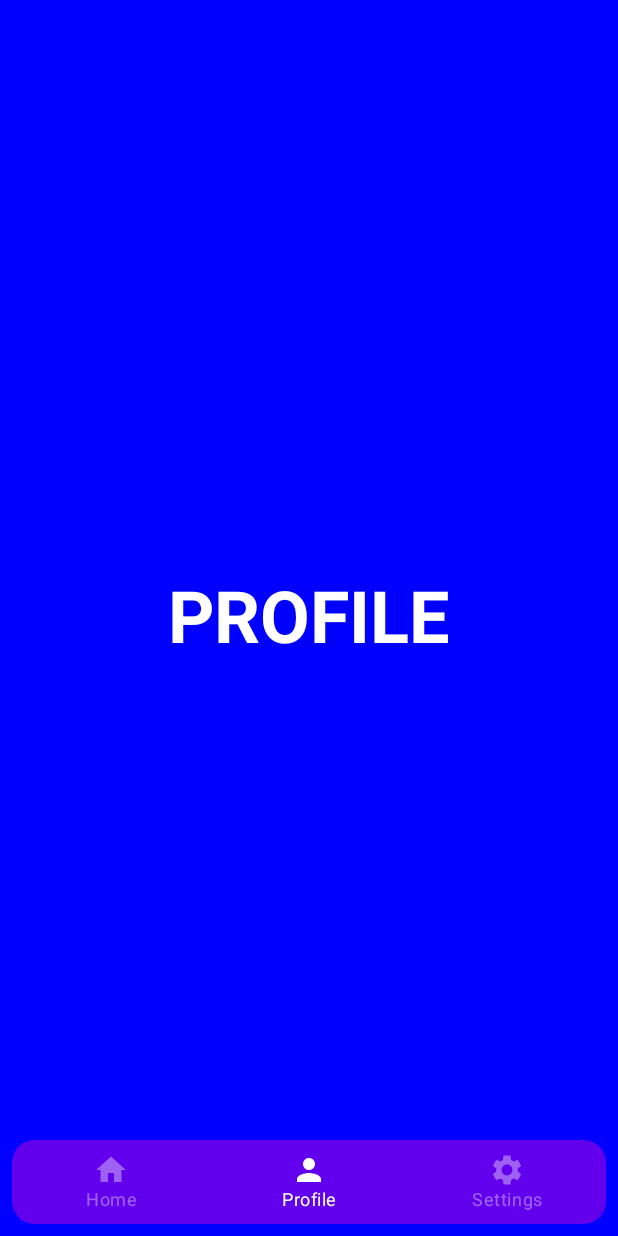
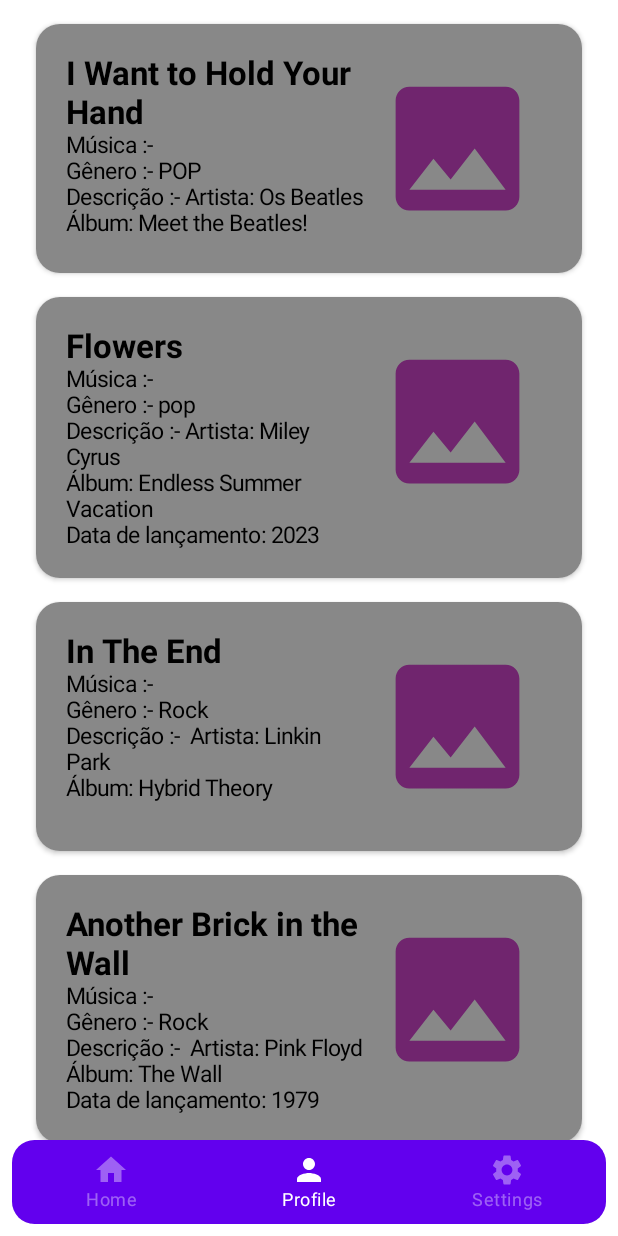
Before and after one commit to luararamos/SoundSavvyApp, an Android app built with Jetpack Compose: the screen it shows after launch (MainActivity), item 2 of the bottom bar chosen, on a phone screen of 412 x 824 dp. Run offline under Robolectric (Android 15) with nearby library versions, the phone set to English and light mode, and no system bars; our stand-ins replace accompanist; 1 statement that could not run was skipped.

Commit message:
Creating layout

```diff
--- a/app/build.gradle
+++ b/app/build.gradle
@@ -70,4 +70,6 @@ dependencies {
     implementation("androidx.navigation:navigation-compose:2.8.0-alpha01")
     implementation "androidx.constraintlayout:constraintlayout-compose:1.0.1"
     implementation ("com.google.accompanist:accompanist-pager:0.12.0")
+    implementation("io.coil-kt:coil-compose:2.4.0")
+    implementation 'com.android.volley:volley:1.2.1'
 }
--- a/app/src/main/java/com/example/soundsavvyapp/screns/Banner.kt
+++ b/app/src/main/java/com/example/soundsavvyapp/screns/Banner.kt
@@ -1,8 +1,5 @@
-@file:Suppress("IMPLICIT_CAST_TO_ANY")
-
 package com.example.soundsavvyapp.screns
 
-import android.graphics.Color
 import androidx.compose.animation.core.animateDpAsState
 import androidx.compose.foundation.Image
 import androidx.compose.foundation.background
@@ -64,7 +61,7 @@ fun Banner(modifier: Modifier = Modifier) {
     }
 
     Column(
-        modifier.fillMaxSize(),
+        modifier,
         horizontalAlignment = Alignment.CenterHorizontally
     ) {
         Box(modifier = modifier.wrapContentSize()) {
@@ -155,8 +152,8 @@ fun PageIndicator(pageCount: Int, currentPage: Int, modifier: Modifier) {
         verticalAlignment = Alignment.CenterVertically,
         modifier = modifier
     ) {
-        repeat(pageCount){
-            IndicatorDots(isSelected = it == currentPage, modifier= modifier)
+        repeat(pageCount) {
+            IndicatorDots(isSelected = it == currentPage, modifier = modifier)
         }
     }
 }
@@ -164,16 +161,17 @@ fun PageIndicator(pageCount: Int, currentPage: Int, modifier: Modifier) {
 @Composable
 fun IndicatorDots(isSelected: Boolean, modifier: Modifier) {
     val size = animateDpAsState(targetValue = if (isSelected) 12.dp else 10.dp, label = "")
-    Box(modifier = modifier
-        .padding(2.dp)
-        .size(size.value)
-        .clip(CircleShape)
-        .background(if (isSelected) MaterialTheme.colorScheme.onPrimaryContainer else  MaterialTheme.colorScheme.onBackground)
+    Box(
+        modifier = modifier
+            .padding(2.dp)
+            .size(size.value)
+            .clip(CircleShape)
+            .background(if (isSelected) MaterialTheme.colorScheme.onPrimaryContainer else MaterialTheme.colorScheme.onBackground)
     )
 }
 
 @Composable
 @Preview
-fun Preview() {
+fun preview() {
     Banner()
 }
--- /dev/null
+++ b/app/src/main/java/com/example/soundsavvyapp/screns/CardsSection.kt
@@ -0,0 +1,142 @@
+package com.example.soundsavvyapp.screns
+
+import androidx.compose.foundation.Image
+import androidx.compose.foundation.background
+import androidx.compose.foundation.clickable
+import androidx.compose.foundation.layout.Arrangement
+import androidx.compose.foundation.layout.Box
+import androidx.compose.foundation.layout.Column
+import androidx.compose.foundation.layout.Spacer
+import androidx.compose.foundation.layout.height
+import androidx.compose.foundation.layout.padding
+import androidx.compose.foundation.layout.width
+import androidx.compose.foundation.lazy.LazyRow
+import androidx.compose.foundation.shape.RoundedCornerShape
+import androidx.compose.material3.Text
+import androidx.compose.runtime.Composable
+import androidx.compose.ui.Modifier
+import androidx.compose.ui.draw.clip
+import androidx.compose.ui.graphics.Brush
+import androidx.compose.ui.graphics.Color
+import androidx.compose.ui.res.painterResource
+import androidx.compose.ui.text.font.FontWeight
+import androidx.compose.ui.tooling.preview.Preview
+import androidx.compose.ui.unit.dp
+import androidx.compose.ui.unit.sp
+import com.example.soundsavvyapp.R
+import com.example.soundsavvyapp.ui.theme.BlueEnd
+import com.example.soundsavvyapp.ui.theme.BlueStart
+import com.example.soundsavvyapp.ui.theme.GreenEnd
+import com.example.soundsavvyapp.ui.theme.GreenStart
+import com.example.soundsavvyapp.ui.theme.OrangeEnd
+import com.example.soundsavvyapp.ui.theme.OrangeStart
+import com.example.soundsavvyapp.ui.theme.PurpleEnd
+import com.example.soundsavvyapp.ui.theme.PurpleStart
+
+
+val music = listOf(
+
+    Music(
+        musicType = "Eletrônica",
+        musicName = "Daft Punk",
+        color = getGradient(PurpleStart, PurpleEnd),
+    ),
+
+    Music(
+        musicType = "Rock",
+        musicName = "Elvis Presley",
+        color = getGradient(BlueStart, BlueEnd),
+    ),
+
+    Music(
+        musicType = "Eletrônica",
+        musicName = "twenty one pilots",
+        color = getGradient(OrangeStart, OrangeEnd),
+    ),
+
+    Music(
+        musicType = "Pop",
+        musicName = "Billie Eilish",
+        color = getGradient(GreenStart, GreenEnd),
+    ),
+
+    Music(
+        musicType = "Pop",
+        musicName = "Michael Jackson",
+        color = getGradient(GreenStart, GreenEnd),
+    ),
+
+    Music(
+        musicType = "Pop",
+        musicName = "Trips",
+        color = getGradient(GreenStart, GreenEnd),
+    )
+
+
+)
+
+fun getGradient(
+    startColor: Color,
+    endColor: Color,
+): Brush {
+    return Brush.horizontalGradient(
+        colors = listOf(startColor, endColor)
+    )
+}
+
+@Preview
+@Composable
+fun CardsSection() {
+    LazyRow {
+        items(music.size) { index ->
+            CardItem(index)
+        }
+    }
+}
+
+@Composable
+fun CardItem(
+    index: Int
+) {
+    val card = music[index]
+    var lastItemPaddingEnd = 0.dp
+    if (index == music.size - 1) {
+        lastItemPaddingEnd = 16.dp
+    }
+
+    var image = painterResource(id = R.drawable.ic_test)
+
+    Box(
+        modifier = Modifier
+            .padding(start = 16.dp, end = lastItemPaddingEnd)
+    ) {
+        Column(
+            modifier = Modifier
+                .clip(RoundedCornerShape(25.dp))
+                .background(card.color)
+                .width(80.dp)
+                .height(80.dp)
+                .clickable {}
+                .padding(vertical = 12.dp, horizontal = 16.dp),
+            verticalArrangement = Arrangement.SpaceBetween
+        ) {
+
+            Image(
+                painter = image,
+                contentDescription = card.musicName,
+                modifier = Modifier.width(60.dp)
+            )
+
+            Spacer(modifier = Modifier.height(10.dp))
+
+            Text(
+                text = card.musicName,
+                color = Color.White,
+                fontSize = 17.sp,
+                fontWeight = FontWeight.Bold
+            )
+
+
+        }
+    }
+}
--- /dev/null
+++ b/app/src/main/java/com/example/soundsavvyapp/screns/Details.kt
@@ -0,0 +1,42 @@
+package com.example.soundsavvyapp.screns
+
+import com.example.soundsavvyapp.R
+
+object Details {
+
+    val MusicDetailsLists = listOf(
+        MusicDetails(
+            id = 1,
+            title = "I Want to Hold Your Hand",
+            genre = "POP",
+            description = "Artista: Os Beatles\n" +
+                    "Álbum: Meet the Beatles!",
+            ImageId = R.drawable.ic_test
+        ),
+        MusicDetails(
+            id = 2,
+            title = "Flowers",
+            genre = "pop",
+            description = "Artista: Miley Cyrus\n" +
+                    "Álbum: Endless Summer Vacation\n" +
+                    "Data de lançamento: 2023",
+            ImageId = R.drawable.ic_test
+        ),
+        MusicDetails(
+            id = 3,
+            title = "In The End",
+            genre = "Rock",
+            description = " Artista: Linkin Park\n" +
+                    "Álbum: Hybrid Theory",
+            ImageId = R.drawable.ic_test
+        ),
+        MusicDetails(
+            id = 4,
+            title = "Another Brick in the Wall",
+            genre = "Rock",
+            description = " Artista: Pink Floyd\n" +
+                    "Álbum: The Wall\n" +
+                    "Data de lançamento: 1979",
+            ImageId = R.drawable.ic_test
+        ),)
+}
--- /dev/null
+++ b/app/src/main/java/com/example/soundsavvyapp/screns/DetailsContent.kt
@@ -0,0 +1,23 @@
+package com.example.soundsavvyapp.screns
+
+import androidx.compose.foundation.layout.PaddingValues
+import androidx.compose.foundation.lazy.LazyColumn
+import androidx.compose.foundation.lazy.items
+import androidx.compose.runtime.Composable
+import androidx.compose.runtime.remember
+import androidx.compose.ui.unit.dp
+
+@Composable
+fun DetailsContent() {
+
+    val employees = remember { Details.MusicDetailsLists }
+    LazyColumn(
+        contentPadding = PaddingValues(horizontal = 16.dp, vertical = 8.dp)
+    ) {
+        items(
+            employees
+        ) {
+            EmployeeCard(emp = it)
+        }
+    }
+}
--- a/app/src/main/java/com/example/soundsavvyapp/screns/Home.kt
+++ b/app/src/main/java/com/example/soundsavvyapp/screns/Home.kt
@@ -1,11 +1,43 @@
 package com.example.soundsavvyapp.screns
 
+import androidx.compose.foundation.layout.Box
+import androidx.compose.foundation.layout.Column
+import androidx.compose.foundation.layout.padding
+import androidx.compose.foundation.lazy.LazyRow
+import androidx.compose.material3.Text
 import androidx.compose.runtime.Composable
+import androidx.compose.runtime.remember
+import androidx.compose.ui.Modifier
+import androidx.compose.ui.geometry.Offset
+import androidx.compose.ui.input.nestedscroll.NestedScrollConnection
+import androidx.compose.ui.input.nestedscroll.NestedScrollSource
+import androidx.compose.ui.input.nestedscroll.nestedScroll
 import androidx.compose.ui.tooling.preview.Preview
+import androidx.compose.ui.unit.dp
+import androidx.compose.ui.unit.sp
 
 @Composable
-fun HomeScreen() {
-    Banner()
+fun HomeScreen(modifier: Modifier = Modifier) {
+    Column(modifier) {
+        SearchBar()
+        Banner()
+        Text(
+            modifier = modifier.padding( horizontal = 24.dp),
+            text = "Top Músicas",
+            fontSize = 16.sp,
+        )
+        LazyRow(Modifier.padding(vertical = 16.dp)) {
+            items(music.size) { index ->
+                CardItem(index)
+            }
+        }
+        Text(
+            modifier = modifier.padding( horizontal = 24.dp),
+            text = "Mais Vistas",
+            fontSize = 16.sp,
+        )
+        DetailsContent()
+    }
 
 
 }
--- /dev/null
+++ b/app/src/main/java/com/example/soundsavvyapp/screns/Music.kt
@@ -0,0 +1,9 @@
+package com.example.soundsavvyapp.screns
+
+import androidx.compose.ui.graphics.Brush
+
+data class Music(
+    val musicType: String,
+    val musicName: String,
+    val color: Brush
+)
--- /dev/null
+++ b/app/src/main/java/com/example/soundsavvyapp/screns/MusicCard.kt
@@ -0,0 +1,84 @@
+package com.example.soundsavvyapp.screns
+
+import androidx.compose.foundation.Image
+import androidx.compose.foundation.layout.Arrangement
+import androidx.compose.foundation.layout.Column
+import androidx.compose.foundation.layout.Row
+import androidx.compose.foundation.layout.fillMaxWidth
+import androidx.compose.foundation.layout.padding
+import androidx.compose.foundation.layout.size
+import androidx.compose.foundation.shape.CircleShape
+import androidx.compose.foundation.shape.CornerSize
+import androidx.compose.foundation.shape.RoundedCornerShape
+import androidx.compose.ui.graphics.Color
+import androidx.compose.material3.Text
+import androidx.compose.runtime.Composable
+import androidx.compose.ui.Modifier
+import androidx.compose.ui.draw.clip
+import androidx.compose.ui.layout.ContentScale
+import androidx.compose.ui.res.painterResource
+import androidx.compose.ui.text.TextStyle
+import androidx.compose.ui.text.font.FontWeight
+import androidx.compose.ui.unit.dp
+import androidx.compose.ui.unit.sp
+
+
+@Composable
+fun EmployeeCard(emp: MusicDetails) {
+    androidx.compose.material.Card(
+        modifier = Modifier
+            .padding(horizontal = 8.dp, vertical = 8.dp)
+            .fillMaxWidth(),
+        elevation = 2.dp,
+        backgroundColor = Color.Gray,
+        shape = RoundedCornerShape(corner = CornerSize(16.dp))
+    ) {
+
+        Row(modifier = Modifier.padding(20.dp)) {
+            Column(
+                modifier = Modifier.weight(1f),
+                Arrangement.Center
+            ) {
+                Text(
+                    text = emp.title,
+                    style = TextStyle(
+                        color = Color.Black,
+                        fontSize = 22.sp,
+                        fontWeight = FontWeight.Bold,
+                    )
+                )
+                Text(
+                    text = "Música :- " ,
+                    style = TextStyle(
+                        color = Color.Black,
+                        fontSize = 15.sp
+                    )
+                )
+                Text(
+                    text = "Gênero :- " + emp.genre,
+                    style = TextStyle(
+                        color = Color.Black,
+                        fontSize = 15.sp
+                    )
+                )
+
+                Text(
+                    text = "Descrição :- " + emp.description,
+                    style = TextStyle(
+                        color = Color.Black,
+                        fontSize = 15.sp
+                    )
+                )
+            }
+            Image(
+                painter = painterResource(emp.ImageId), contentDescription = "Music Image",
+                contentScale = ContentScale.FillHeight,
+                modifier = Modifier
+                    .padding(8.dp)
+                    .size(110.dp)
+                    .clip((CircleShape))
+            )
+        }
+
+    }
+}
--- /dev/null
+++ b/app/src/main/java/com/example/soundsavvyapp/screns/MusicDetails.kt
@@ -0,0 +1,7 @@
+package com.example.soundsavvyapp.screns
+
+data class MusicDetails(val id: Int,
+                        val title: String,
+                        val genre: String,
+                        val description: String,
+                        val ImageId: Int = 0)
--- a/app/src/main/java/com/example/soundsavvyapp/screns/Profile.kt
+++ b/app/src/main/java/com/example/soundsavvyapp/screns/Profile.kt
@@ -1,32 +1,11 @@
 package com.example.soundsavvyapp.screns
 
-import androidx.compose.foundation.background
-import androidx.compose.foundation.layout.Box
-import androidx.compose.foundation.layout.fillMaxSize
-import androidx.compose.material.MaterialTheme
-import androidx.compose.material.Text
 import androidx.compose.runtime.Composable
-import androidx.compose.ui.Alignment
-import androidx.compose.ui.Modifier
-import androidx.compose.ui.graphics.Color
-import androidx.compose.ui.text.font.FontWeight
 import androidx.compose.ui.tooling.preview.Preview
 
 @Composable
 fun ProfileScreen() {
-    Box(
-        modifier = Modifier
-            .fillMaxSize()
-            .background(Color.Blue),
-        contentAlignment = Alignment.Center
-    ) {
-        Text(
-            text = "PROFILE",
-            fontSize = MaterialTheme.typography.h3.fontSize,
-            fontWeight = FontWeight.Bold,
-            color = Color.White
-        )
-    }
+    DetailsContent()
 }
 
 @Composable
--- /dev/null
+++ b/app/src/main/java/com/example/soundsavvyapp/screns/SearchBar.kt
@@ -0,0 +1,54 @@
+package com.example.soundsavvyapp.screns
+
+import androidx.compose.foundation.layout.Column
+import androidx.compose.foundation.layout.fillMaxWidth
+import androidx.compose.foundation.layout.heightIn
+import androidx.compose.foundation.layout.padding
+import androidx.compose.material.icons.Icons
+import androidx.compose.material.icons.filled.Search
+import androidx.compose.material3.ExperimentalMaterial3Api
+import androidx.compose.material3.Icon
+import androidx.compose.material3.MaterialTheme
+import androidx.compose.material3.Text
+import androidx.compose.material3.TextField
+import androidx.compose.material3.TextFieldDefaults
+import androidx.compose.runtime.Composable
+import androidx.compose.ui.Modifier
+import androidx.compose.ui.res.stringResource
+import androidx.compose.ui.unit.dp
+import androidx.compose.ui.unit.sp
+import com.example.soundsavvyapp.R
+
+@OptIn(ExperimentalMaterial3Api::class)
+@Composable
+fun SearchBar(
+    modifier: Modifier = Modifier
+) {
+    Column(modifier.padding(vertical = 24.dp, horizontal = 24.dp)) {
+        Text(
+            modifier = modifier.padding(vertical = 24.dp),
+            text = "Procure sua música \nfavorita:",
+            fontSize = 24.sp,
+        )
+        TextField(
+            value = "",
+            onValueChange = {},
+            leadingIcon = {
+                Icon(
+                    imageVector = Icons.Default.Search,
+                    contentDescription = null
+                )
+            },
+            colors = TextFieldDefaults.textFieldColors(
+                MaterialTheme.colorScheme.surface
+            ),
+            placeholder = {
+                Text(stringResource(R.string.app_name))
+            },
+            modifier = modifier
+                .fillMaxWidth()
+                .heightIn(min = 56.dp)
+        )
+    }
+
+}
--- a/app/src/main/java/com/example/soundsavvyapp/ui/theme/Color.kt
+++ b/app/src/main/java/com/example/soundsavvyapp/ui/theme/Color.kt
@@ -9,3 +9,15 @@ val Pink80 = Color(0xFFEFB8C8)
 val Purple40 = Color(0xFF6650a4)
 val PurpleGrey40 = Color(0xFF625b71)
 val Pink40 = Color(0xFF7D5260)
+
+val PurpleStart = Color(0xFFD24BE9)
+val PurpleEnd = Color(0xFFDF8FEC)
+
+val BlueStart = Color(0xFF2196F3)
+val BlueEnd = Color(0xFF79C3FD)
+
+val OrangeStart = Color(0xFFFF8400)
+val OrangeEnd = Color(0xFFFDA35F)
+
+val GreenStart = Color(0xFF11B114)
+val GreenEnd = Color(0xFF52DB59)
--- /dev/null
+++ b/app/src/main/res/drawable/ic_test.xml
@@ -0,0 +1,5 @@
+<vector android:height="24dp" android:tint="#70256E"
+    android:viewportHeight="24" android:viewportWidth="24"
+    android:width="24dp" xmlns:android="http://schemas.android.com/apk/res/android">
+    <path android:fillColor="@android:color/white" android:pathData="M21,19V5c0,-1.1 -0.9,-2 -2,-2H5c-1.1,0 -2,0.9 -2,2v14c0,1.1 0.9,2 2,2h14c1.1,0 2,-0.9 2,-2zM8.5,13.5l2.5,3.01L14.5,12l4.5,6H5l3.5,-4.5z"/>
+</vector>
```
